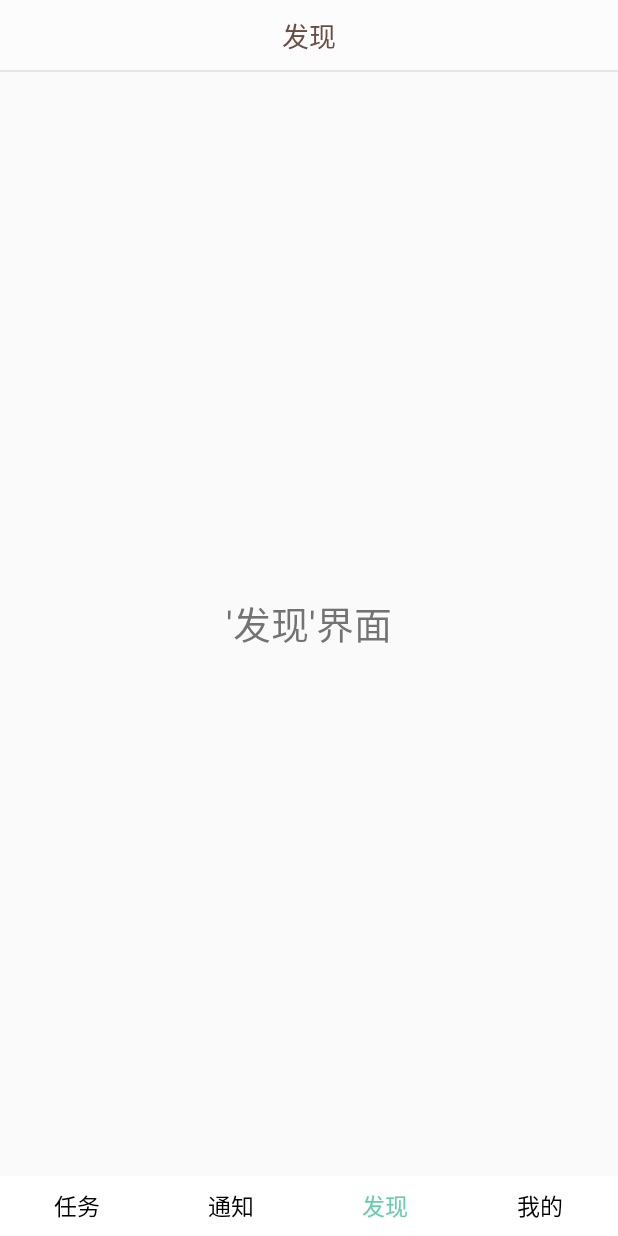
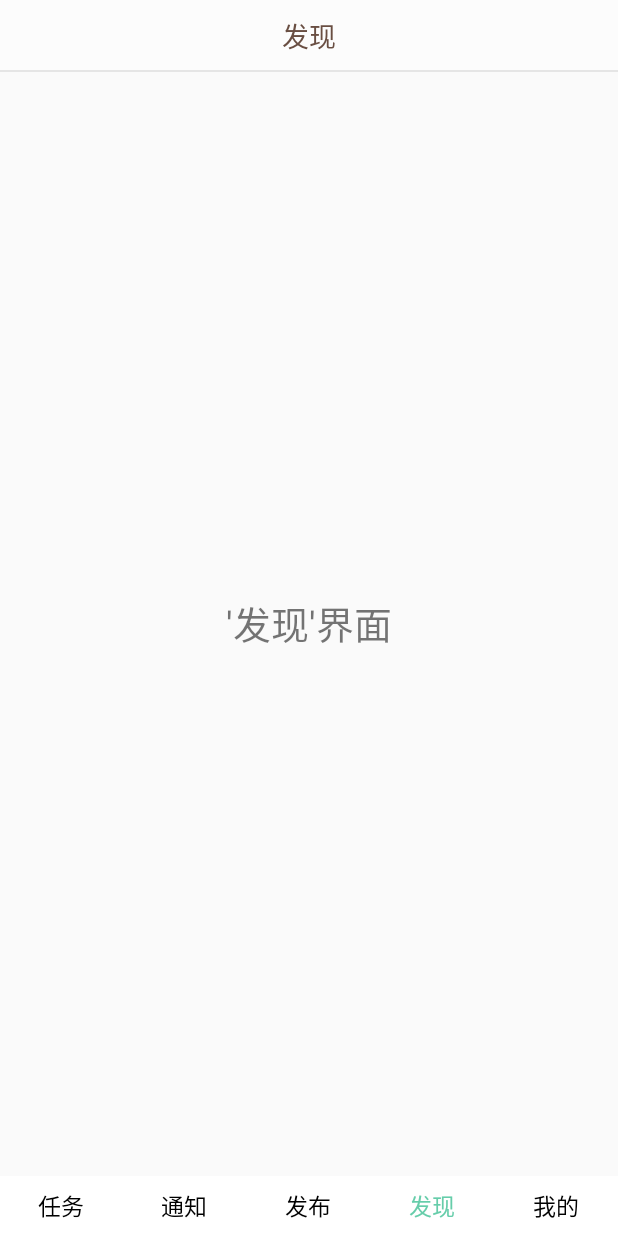
Before and after one commit to Above-The-Cloud/Community, an Android app: the MainActivity screen opened directly, with no data from a screen before it, after a tap on "发现", on a phone screen of 412 x 824 dp. Run offline under Robolectric (Android 15) with nearby library versions, the phone set to English and light mode, and no system bars; our stand-ins replace ButterKnife; libraries missing offline, so code that uses them is left out: cn.bingoogolapple.bgabanner; pictures from the network do not load; 3 other taps on this screen came first.

Commit message:
发布界面雏形

```diff
--- /dev/null
+++ b/app/src/main/java/wang/yiwangchunyu/community/FabuFragment.java
@@ -0,0 +1,24 @@
+package wang.yiwangchunyu.community;
+
+import android.os.Bundle;
+import android.support.v4.app.Fragment;
+import android.view.LayoutInflater;
+import android.view.View;
+import android.view.ViewGroup;
+
+/**
+ * Created by XinyuJiang on 2018/3/11.
+ */
+
+public class FabuFragment extends Fragment{
+    public FabuFragment() {
+        // Required empty public constructor
+    }
+
+
+    @Override
+    public View onCreateView(LayoutInflater inflater, ViewGroup container, Bundle savedInstanceState) {
+        // Inflate the layout for this fragment
+        return inflater.inflate(R.layout.fragment_fabu, container, false);
+    }
+}
--- a/app/src/main/java/wang/yiwangchunyu/community/LoginActivity.java
+++ b/app/src/main/java/wang/yiwangchunyu/community/LoginActivity.java
@@ -16,6 +16,7 @@ import android.widget.Toast;
 
 import wang.yiwangchunyu.community.constant.Constant;
 import wang.yiwangchunyu.community.constant.UrlConstance;
+import wang.yiwangchunyu.community.usercenter.CircleImageView;
 import wang.yiwangchunyu.community.users.UserBaseInfo;
 import wang.yiwangchunyu.community.utils.Utils;
 import wang.yiwangchunyu.community.utils.MD5Util;
--- a/app/src/main/java/wang/yiwangchunyu/community/MainActivity.java
+++ b/app/src/main/java/wang/yiwangchunyu/community/MainActivity.java
@@ -14,16 +14,17 @@ import java.util.ArrayList;
 import java.util.List;
 
 public class MainActivity extends AppCompatActivity implements View.OnClickListener {
-    private TextView title, item_weixin, item_tongxunlu, item_faxian, item_me;
+    private TextView title, item_weixin, item_tongxunlu, item_faxian, item_me, item_fabu;
     private ViewPager vp;
     private OneFragment twoFragment;
     private TwoFragment oneFragment;
     private ThreeFragment threeFragment;
     private FouthFragment fouthFragmen;
+    private FabuFragment fabuFragment;
     private ArrayList<Fragment> mFragmentList = new ArrayList<Fragment>();
     private FragmentAdapter mFragmentAdapter;
 
-    String[] titles = new String[]{"任务", "通知", "发现", "我的"};
+    String[] titles = new String[]{"任务", "通知", "发布","发现", "我的"};
 
     @Override
     protected void onCreate(Bundle savedInstanceState) {
@@ -34,7 +35,7 @@ public class MainActivity extends AppCompatActivity implements View.OnClickListe
         initViews();
 
         mFragmentAdapter = new FragmentAdapter(this.getSupportFragmentManager(), mFragmentList);
-        vp.setOffscreenPageLimit(4);//ViewPager的缓存为4帧
+        vp.setOffscreenPageLimit(5);//ViewPager的缓存为4帧
         vp.setAdapter(mFragmentAdapter);
         vp.setCurrentItem(0);//初始设置ViewPager选中第一帧
         item_weixin.setTextColor(Color.parseColor("#66CDAA"));
@@ -70,6 +71,7 @@ public class MainActivity extends AppCompatActivity implements View.OnClickListe
         title = (TextView) findViewById(R.id.title);
         item_weixin = (TextView) findViewById(R.id.item_weixin);
         item_tongxunlu = (TextView) findViewById(R.id.item_tongxunlu);
+        item_fabu = (TextView)findViewById(R.id.item_fabu);
         item_faxian = (TextView) findViewById(R.id.item_faxian);
         item_me = (TextView) findViewById(R.id.item_me);
 
@@ -77,15 +79,19 @@ public class MainActivity extends AppCompatActivity implements View.OnClickListe
         item_tongxunlu.setOnClickListener(this);
         item_faxian.setOnClickListener(this);
         item_me.setOnClickListener(this);
+        item_fabu.setOnClickListener(this);
 
         vp = (ViewPager) findViewById(R.id.mainViewPager);
         oneFragment = new TwoFragment();
         twoFragment = new OneFragment();
         threeFragment = new ThreeFragment();
         fouthFragmen = new FouthFragment();
+        fabuFragment = new FabuFragment();
+
         //给FragmentList添加数据
         mFragmentList.add(oneFragment);
         mFragmentList.add(twoFragment);
+        mFragmentList.add(fabuFragment);
         mFragmentList.add(threeFragment);
         mFragmentList.add(fouthFragmen);
     }
@@ -103,11 +109,13 @@ public class MainActivity extends AppCompatActivity implements View.OnClickListe
                 vp.setCurrentItem(1, true);
                 break;
             case R.id.item_faxian:
-                vp.setCurrentItem(2, true);
+                vp.setCurrentItem(3, true);
                 break;
             case R.id.item_me:
-                vp.setCurrentItem(3, true);
+                vp.setCurrentItem(4, true);
                 break;
+            case R.id.item_fabu:
+                vp.setCurrentItem(2,true);
         }
     }
 
@@ -142,21 +150,36 @@ public class MainActivity extends AppCompatActivity implements View.OnClickListe
             item_tongxunlu.setTextColor(Color.parseColor("#000000"));
             item_faxian.setTextColor(Color.parseColor("#000000"));
             item_me.setTextColor(Color.parseColor("#000000"));
+            item_fabu.setTextColor(Color.parseColor("#000000"));
         } else if (position == 1) {
             item_tongxunlu.setTextColor(Color.parseColor("#66CDAA"));
             item_weixin.setTextColor(Color.parseColor("#000000"));
             item_faxian.setTextColor(Color.parseColor("#000000"));
             item_me.setTextColor(Color.parseColor("#000000"));
+            item_fabu.setTextColor(Color.parseColor("#000000"));
+
         } else if (position == 2) {
+            item_fabu.setTextColor(Color.parseColor("#66CDAA"));
+            item_weixin.setTextColor(Color.parseColor("#000000"));
+            item_tongxunlu.setTextColor(Color.parseColor("#000000"));
+            item_faxian.setTextColor(Color.parseColor("#000000"));
+            item_me.setTextColor(Color.parseColor("#000000"));
+
+        }else if (position == 3) {
             item_faxian.setTextColor(Color.parseColor("#66CDAA"));
             item_weixin.setTextColor(Color.parseColor("#000000"));
             item_tongxunlu.setTextColor(Color.parseColor("#000000"));
             item_me.setTextColor(Color.parseColor("#000000"));
-        } else if (position == 3) {
+            item_fabu.setTextColor(Color.parseColor("#000000"));
+
+        } else if (position == 4) {
             item_me.setTextColor(Color.parseColor("#66CDAA"));
             item_weixin.setTextColor(Color.parseColor("#000000"));
             item_tongxunlu.setTextColor(Color.parseColor("#000000"));
             item_faxian.setTextColor(Color.parseColor("#000000"));
+            item_fabu.setTextColor(Color.parseColor("#000000"));
+
         }
+
     }
 }
--- a/app/src/main/java/wang/yiwangchunyu/community/TwoFragment.java
+++ b/app/src/main/java/wang/yiwangchunyu/community/TwoFragment.java
@@ -34,6 +34,10 @@ import java.util.Date;
 import butterknife.BindView;
 import butterknife.ButterKnife;
 import cn.bingoogolapple.bgabanner.BGABanner;
+import wang.yiwangchunyu.community.recycleview.DividerItemDecoration;
+import wang.yiwangchunyu.community.recycleview.MyRecyclerViewAdapter;
+import wang.yiwangchunyu.community.recycleview.MyRecyclerViewOnclickInterface;
+import wang.yiwangchunyu.community.recycleview.Recycler_Item;
 
 public class TwoFragment extends Fragment implements MyRecyclerViewOnclickInterface {
 
--- a/app/src/main/java/wang/yiwangchunyu/community/DividerItemDecoration.java
+++ b/app/src/main/java/wang/yiwangchunyu/community/recycleview/DividerItemDecoration.java
@@ -1,7 +1,7 @@
-package wang.yiwangchunyu.community;
+package wang.yiwangchunyu.community.recycleview;
 
 /**
- * Created by Administrator on 2018/3/8.
+ * Created by XinyuJiang on 2018/3/8.
  */
 
 import android.content.Context;
--- a/app/src/main/java/wang/yiwangchunyu/community/MyRecyclerViewAdapter.java
+++ b/app/src/main/java/wang/yiwangchunyu/community/recycleview/MyRecyclerViewAdapter.java
@@ -1,4 +1,4 @@
-package wang.yiwangchunyu.community;
+package wang.yiwangchunyu.community.recycleview;
 
 import android.content.Context;
 import android.support.v7.widget.RecyclerView;
@@ -12,8 +12,10 @@ import com.bumptech.glide.Glide;
 
 import java.util.ArrayList;
 
+import wang.yiwangchunyu.community.R;
+
 /**
- * Created by CC on 2016/12/27.
+ * Created by XinyuJiang on 2018/3/8.
  */
 public class MyRecyclerViewAdapter extends RecyclerView.Adapter<MyRecyclerViewAdapter.MyViewHolder> {
 
--- a/app/src/main/java/wang/yiwangchunyu/community/MyRecyclerViewOnclickInterface.java
+++ b/app/src/main/java/wang/yiwangchunyu/community/recycleview/MyRecyclerViewOnclickInterface.java
@@ -1,4 +1,4 @@
-package wang.yiwangchunyu.community;
+package wang.yiwangchunyu.community.recycleview;
 
 /**
  * Created by Administrator on 2018/3/8.
--- a/app/src/main/java/wang/yiwangchunyu/community/Recycler_Item.java
+++ b/app/src/main/java/wang/yiwangchunyu/community/recycleview/Recycler_Item.java
@@ -1,4 +1,4 @@
-package wang.yiwangchunyu.community;
+package wang.yiwangchunyu.community.recycleview;
 
 /**
  * Created by Administrator on 2018/3/8.
--- a/app/src/main/java/wang/yiwangchunyu/community/CircleImageView.java
+++ b/app/src/main/java/wang/yiwangchunyu/community/usercenter/CircleImageView.java
@@ -1,4 +1,4 @@
-package wang.yiwangchunyu.community;
+package wang.yiwangchunyu.community.usercenter;
 
 import android.content.Context;
 import android.util.AttributeSet;
--- a/app/src/main/java/wang/yiwangchunyu/community/CircleImageViewBase.java
+++ b/app/src/main/java/wang/yiwangchunyu/community/usercenter/CircleImageViewBase.java
@@ -1,4 +1,4 @@
-package wang.yiwangchunyu.community;
+package wang.yiwangchunyu.community.usercenter;
 
 import android.content.Context;
 import android.graphics.Bitmap;
--- a/app/src/main/java/wang/yiwangchunyu/community/item_view.java
+++ b/app/src/main/java/wang/yiwangchunyu/community/usercenter/item_view.java
@@ -1,4 +1,4 @@
-package wang.yiwangchunyu.community;
+package wang.yiwangchunyu.community.usercenter;
 
 import android.content.Context;
 import android.content.res.TypedArray;
@@ -9,6 +9,8 @@ import android.view.View;
 import android.widget.ImageView;
 import android.widget.LinearLayout;
 import android.widget.TextView;
+
+import wang.yiwangchunyu.community.R;
 
 /**
  * 创建人: Fang.Mr
--- a/app/src/main/res/layout/activity_login.xml
+++ b/app/src/main/res/layout/activity_login.xml
@@ -15,7 +15,7 @@
         android:layout_height="800dp"
         android:layout_centerVertical="true">
 
-        <wang.yiwangchunyu.community.CircleImageView
+        <wang.yiwangchunyu.community.usercenter.CircleImageView
             android:layout_width="300dp"
             android:layout_height="200dp"
             android:id="@+id/logo"
--- a/app/src/main/res/layout/activity_main.xml
+++ b/app/src/main/res/layout/activity_main.xml
@@ -68,6 +68,16 @@
             android:textSize="15dp" />
 
         <TextView
+            android:id="@+id/item_fabu"
+            android:layout_width="0dp"
+            android:layout_height="match_parent"
+            android:layout_weight="1"
+            android:color="@color/text_gray"
+            android:gravity="center_horizontal|center_vertical"
+            android:text="发布"
+            android:textSize="15dp" />
+
+        <TextView
             android:id="@+id/item_faxian"
             android:layout_width="0dp"
             android:layout_height="match_parent"
--- a/app/src/main/res/layout/activity_register.xml
+++ b/app/src/main/res/layout/activity_register.xml
@@ -16,7 +16,7 @@
         android:layout_centerInParent="true"
         >
 
-        <wang.yiwangchunyu.community.CircleImageView
+        <wang.yiwangchunyu.community.usercenter.CircleImageView
             android:layout_width="300dp"
             android:layout_height="200dp"
             android:id="@+id/logo"
```
Also changed, not shown: app/src/main/res/layout/activity_usercenter.xml (+5 -5 lines), app/src/main/res/layout/fg_content.xml (deleted, +0 -17 lines), app/src/main/res/layout/fragment_fabu.xml (added, +55 -0 lines), app/src/main/res/layout/fragment_fouth.xml (+5 -5 lines).
